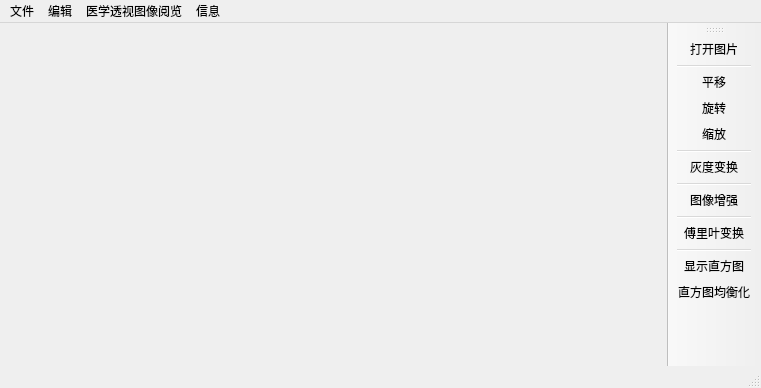
YanLin02/DigitalImageProcessing, file DigitallmageProcessing/DigitallmageProcessing.ui: the form before one commit.
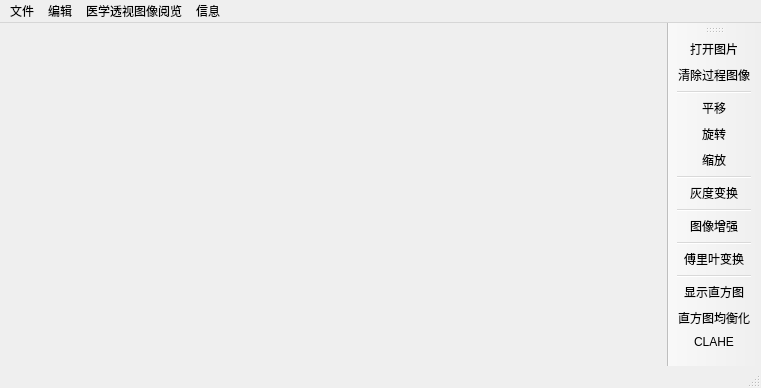
The form after the commit.

What changed in the file:
```diff
--- a/DigitallmageProcessing/DigitallmageProcessing.ui
+++ b/DigitallmageProcessing/DigitallmageProcessing.ui
@@ -80,6 +80,7 @@
     <bool>false</bool>
    </attribute>
    <addaction name="actionOpenFile"/>
+   <addaction name="actionCleanImage"/>
    <addaction name="separator"/>
    <addaction name="actionTranslation"/>
    <addaction name="actionRotate"/>
@@ -93,6 +94,7 @@
    <addaction name="separator"/>
    <addaction name="actionShowHistogram"/>
    <addaction name="actionEqualization"/>
+   <addaction name="actionCLAHE"/>
   </widget>
   <widget class="QStatusBar" name="statusBar"/>
   <action name="actionOpenFile">
@@ -150,6 +152,16 @@
     <string>直方图均衡化</string>
    </property>
   </action>
+  <action name="actionCleanImage">
+   <property name="text">
+    <string>清除过程图像</string>
+   </property>
+  </action>
+  <action name="actionCLAHE">
+   <property name="text">
+    <string>CLAHE</string>
+   </property>
+  </action>
  </widget>
  <layoutdefault spacing="6" margin="11"/>
  <resources/>
```
Left out of the diff: 2 changed lines with no effect on the pictures.
